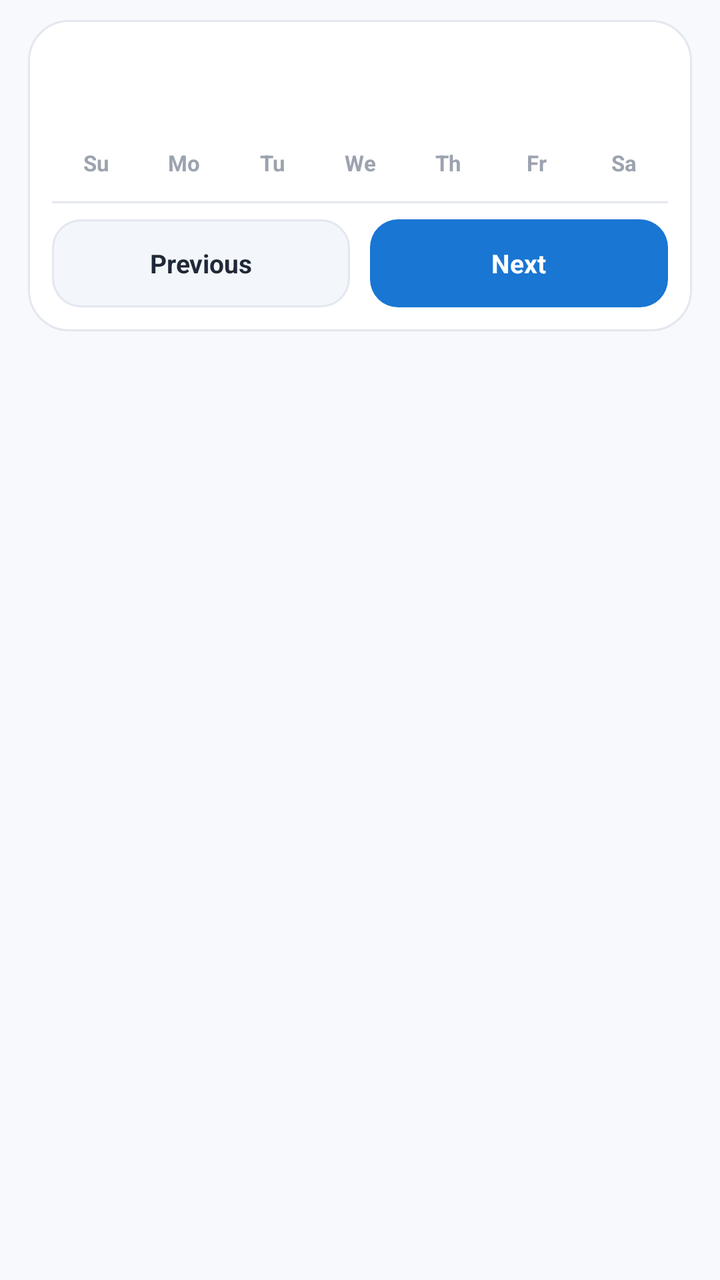
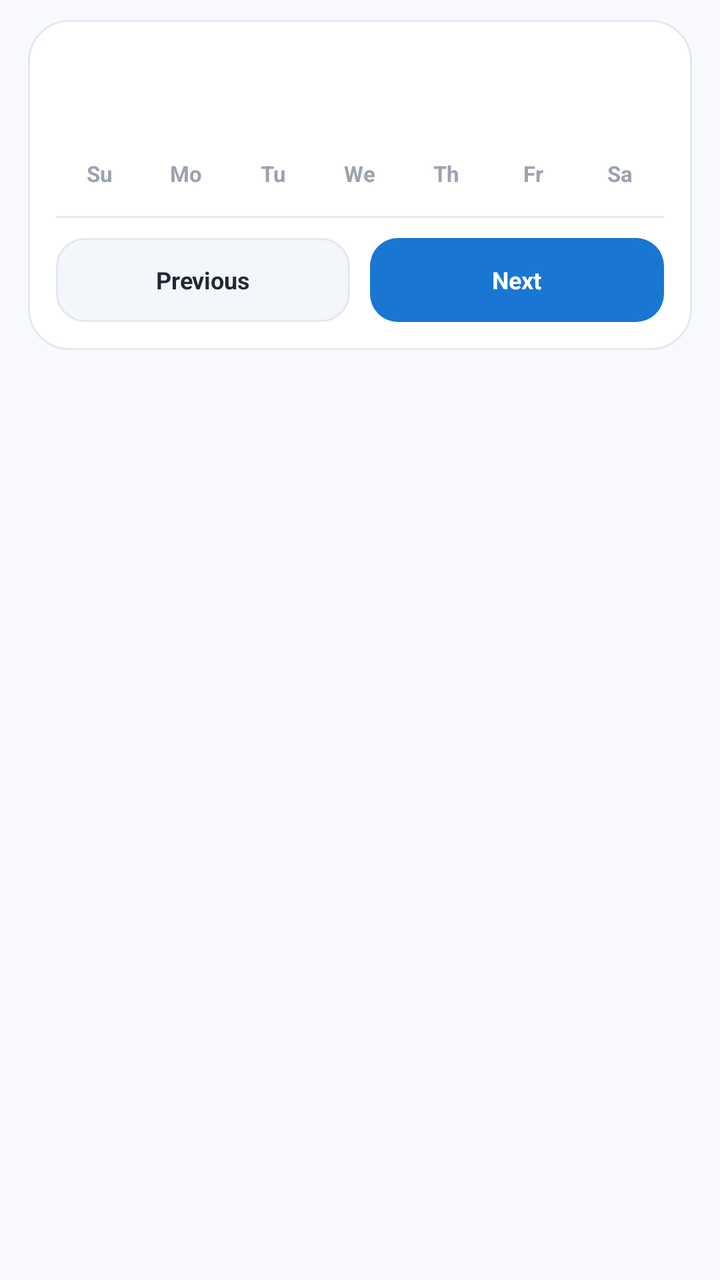

An Android layout rendered at two revisions. The XML below is the earlier revision; the diff shows what the commit changed to produce the second picture.
<!-- AndroidManifest.xml: application theme Theme.MultiCalendar -->
<!-- res/layout/item_calendar_page.xml -->
<?xml version="1.0" encoding="utf-8"?>
<LinearLayout xmlns:android="http://schemas.android.com/apk/res/android"
    android:layout_width="match_parent"
    android:layout_height="match_parent"
    android:orientation="vertical"
    android:paddingHorizontal="14dp"
    android:paddingTop="10dp"
    android:paddingBottom="4dp">

    
    <LinearLayout
        android:layout_width="match_parent"
        android:layout_height="wrap_content"
        android:background="@drawable/card_page"
        android:orientation="vertical"
        android:paddingHorizontal="12dp"
        android:paddingTop="12dp"
        android:paddingBottom="12dp">

        
        <TextView
            android:id="@+id/tvTitle"
            android:layout_width="match_parent"
            android:layout_height="wrap_content"
            android:gravity="center"
            android:textColor="@color/text_primary"
            android:textSize="19sp"
            android:textStyle="bold" />

        <TextView
            android:id="@+id/tvSubTitle"
            android:layout_width="match_parent"
            android:layout_height="wrap_content"
            android:gravity="center"
            android:paddingTop="2dp"
            android:paddingBottom="8dp"
            android:textColor="@color/text_muted"
            android:textSize="12sp" />

        
        <LinearLayout
            android:layout_width="match_parent"
            android:layout_height="wrap_content"
            android:orientation="horizontal"
            android:paddingBottom="4dp"
            android:weightSum="7">

            <TextView android:layout_width="0dp" android:layout_height="wrap_content"
                android:layout_weight="1" android:gravity="center"
                android:text="Su" android:textColor="@color/text_muted"
                android:textSize="11sp" android:textStyle="bold" />
            <TextView android:layout_width="0dp" android:layout_height="wrap_content"
                android:layout_weight="1" android:gravity="center"
                android:text="Mo" android:textColor="@color/text_muted"
                android:textSize="11sp" android:textStyle="bold" />
            <TextView android:layout_width="0dp" android:layout_height="wrap_content"
                android:layout_weight="1" android:gravity="center"
                android:text="Tu" android:textColor="@color/text_muted"
                android:textSize="11sp" android:textStyle="bold" />
            <TextView android:layout_width="0dp" android:layout_height="wrap_content"
                android:layout_weight="1" android:gravity="center"
                android:text="We" android:textColor="@color/text_muted"
                android:textSize="11sp" android:textStyle="bold" />
            <TextView android:layout_width="0dp" android:layout_height="wrap_content"
                android:layout_weight="1" android:gravity="center"
                android:text="Th" android:textColor="@color/text_muted"
                android:textSize="11sp" android:textStyle="bold" />
            <TextView android:layout_width="0dp" android:layout_height="wrap_content"
                android:layout_weight="1" android:gravity="center"
                android:text="Fr" android:textColor="@color/text_muted"
                android:textSize="11sp" android:textStyle="bold" />
            <TextView android:layout_width="0dp" android:layout_height="wrap_content"
                android:layout_weight="1" android:gravity="center"
                android:text="Sa" android:textColor="@color/text_muted"
                android:textSize="11sp" android:textStyle="bold" />

        </LinearLayout>

        
        <androidx.recyclerview.widget.RecyclerView
            android:id="@+id/rvDays"
            android:layout_width="match_parent"
            android:layout_height="wrap_content"
            android:nestedScrollingEnabled="false"
            android:overScrollMode="never" />

        
        <View
            android:layout_width="match_parent"
            android:layout_height="1dp"
            android:layout_marginTop="8dp"
            android:background="@color/border_soft" />

        
        <LinearLayout
            android:layout_width="match_parent"
            android:layout_height="wrap_content"
            android:layout_marginTop="8dp"
            android:orientation="horizontal">

            <TextView
                android:id="@+id/btnPrev"
                android:layout_width="0dp"
                android:layout_height="44dp"
                android:layout_weight="1"
                android:background="@drawable/bg_btn_prev"
                android:clickable="true"
                android:focusable="true"
                android:gravity="center"
                android:text="@string/prev_month"
                android:textColor="@color/text_primary"
                android:textSize="13sp"
                android:textStyle="bold" />

            <Space android:layout_width="10dp" android:layout_height="1dp" />

            <TextView
                android:id="@+id/btnNext"
                android:layout_width="0dp"
                android:layout_height="44dp"
                android:layout_weight="1"
                android:background="@drawable/bg_btn_next"
                android:clickable="true"
                android:focusable="true"
                android:gravity="center"
                android:text="@string/next_month"
                android:textColor="#FFFFFF"
                android:textSize="13sp"
                android:textStyle="bold" />

        </LinearLayout>

    </LinearLayout>

</LinearLayout>
<!-- resources referenced by this layout -->
<resources>
  <color name="border_soft">#FFE3E7EF</color>
  <color name="text_muted">#FF9CA3AF</color>
  <color name="text_primary">#FF1F2937</color>
  <!-- drawable bg_btn_next (drawable) -->
  <?xml version="1.0" encoding="utf-8"?>
  <shape xmlns:android="http://schemas.android.com/apk/res/android"
      android:shape="rectangle">
      <solid android:color="@color/accent_blue" />
      <corners android:radius="14dp" />
  </shape>
  <!-- drawable bg_btn_prev (drawable) -->
  <?xml version="1.0" encoding="utf-8"?>
  <shape xmlns:android="http://schemas.android.com/apk/res/android"
      android:shape="rectangle">
      <solid android:color="#FFF3F6FB" />
      <corners android:radius="14dp" />
      <stroke android:width="1dp" android:color="@color/border_soft" />
  </shape>
  <!-- drawable card_page (drawable) -->
  <?xml version="1.0" encoding="utf-8"?>
  <shape xmlns:android="http://schemas.android.com/apk/res/android"
      android:shape="rectangle">
      <solid android:color="@color/surface_card" />
      <corners android:radius="20dp" />
      <stroke android:width="1dp" android:color="@color/border_soft" />
  </shape>
  <string name="next_month">Next</string>
  <string name="prev_month">Previous</string>
  <style name="Theme.MultiCalendar" parent="Theme.Material3.DayNight.NoActionBar">
          <item name="colorPrimary">@color/accent_blue</item>
          <item name="colorOnPrimary">@color/white</item>
          <item name="android:windowBackground">@color/surface</item>
      </style>
  <color name="accent_blue">#FF1976D2</color>
  <color name="surface_card">#FFFFFFFF</color>
  <color name="white">#FFFFFFFF</color>
  <color name="surface">#FFF8F9FC</color>
</resources>

<!-- the commit's change to res/layout/item_calendar_page.xml (unified diff, before → after) -->
@@ -5,26 +5,24 @@
     android:orientation="vertical"
     android:paddingHorizontal="14dp"
     android:paddingTop="10dp"
-    android:paddingBottom="4dp">
+    android:paddingBottom="6dp">
 
-    
     <LinearLayout
         android:layout_width="match_parent"
         android:layout_height="wrap_content"
         android:background="@drawable/card_page"
         android:orientation="vertical"
-        android:paddingHorizontal="12dp"
-        android:paddingTop="12dp"
-        android:paddingBottom="12dp">
+        android:paddingHorizontal="14dp"
+        android:paddingTop="14dp"
+        android:paddingBottom="14dp">
 
-        
         <TextView
             android:id="@+id/tvTitle"
             android:layout_width="match_parent"
             android:layout_height="wrap_content"
             android:gravity="center"
-            android:textColor="@color/text_primary"
-            android:textSize="19sp"
+            android:textColor="#1F2937"
+            android:textSize="20sp"
             android:textStyle="bold" />
 
         <TextView
@@ -33,50 +31,48 @@
             android:layout_height="wrap_content"
             android:gravity="center"
             android:paddingTop="2dp"
-            android:paddingBottom="8dp"
-            android:textColor="@color/text_muted"
+            android:paddingBottom="10dp"
+            android:textColor="#9CA3AF"
             android:textSize="12sp" />
 
-        
         <LinearLayout
             android:layout_width="match_parent"
             android:layout_height="wrap_content"
             android:orientation="horizontal"
-            android:paddingBottom="4dp"
+            android:paddingBottom="6dp"
             android:weightSum="7">
 
             <TextView android:layout_width="0dp" android:layout_height="wrap_content"
                 android:layout_weight="1" android:gravity="center"
-                android:text="Su" android:textColor="@color/text_muted"
+                android:text="Su" android:textColor="#9CA3AF"
                 android:textSize="11sp" android:textStyle="bold" />
             <TextView android:layout_width="0dp" android:layout_height="wrap_content"
                 android:layout_weight="1" android:gravity="center"
-                android:text="Mo" android:textColor="@color/text_muted"
+                android:text="Mo" android:textColor="#9CA3AF"
                 android:textSize="11sp" android:textStyle="bold" />
             <TextView android:layout_width="0dp" android:layout_height="wrap_content"
                 android:layout_weight="1" android:gravity="center"
-                android:text="Tu" android:textColor="@color/text_muted"
+                android:text="Tu" android:textColor="#9CA3AF"
                 android:textSize="11sp" android:textStyle="bold" />
             <TextView android:layout_width="0dp" android:layout_height="wrap_content"
                 android:layout_weight="1" android:gravity="center"
-                android:text="We" android:textColor="@color/text_muted"
+                android:text="We" android:textColor="#9CA3AF"
                 android:textSize="11sp" android:textStyle="bold" />
             <TextView android:layout_width="0dp" android:layout_height="wrap_content"
                 android:layout_weight="1" android:gravity="center"
-                android:text="Th" android:textColor="@color/text_muted"
+                android:text="Th" android:textColor="#9CA3AF"
                 android:textSize="11sp" android:textStyle="bold" />
             <TextView android:layout_width="0dp" android:layout_height="wrap_content"
                 android:layout_weight="1" android:gravity="center"
-                android:text="Fr" android:textColor="@color/text_muted"
+                android:text="Fr" android:textColor="#9CA3AF"
                 android:textSize="11sp" android:textStyle="bold" />
             <TextView android:layout_width="0dp" android:layout_height="wrap_content"
                 android:layout_weight="1" android:gravity="center"
-                android:text="Sa" android:textColor="@color/text_muted"
+                android:text="Sa" android:textColor="#9CA3AF"
                 android:textSize="11sp" android:textStyle="bold" />
 
         </LinearLayout>
 
-        
         <androidx.recyclerview.widget.RecyclerView
             android:id="@+id/rvDays"
             android:layout_width="match_parent"
@@ -84,40 +80,40 @@
             android:nestedScrollingEnabled="false"
             android:overScrollMode="never" />
 
-        
         <View
             android:layout_width="match_parent"
             android:layout_height="1dp"
             android:layout_marginTop="8dp"
-            android:background="@color/border_soft" />
+            android:background="#E3E7EF" />
 
-        
         <LinearLayout
             android:layout_width="match_parent"
             android:layout_height="wrap_content"
-            android:layout_marginTop="8dp"
+            android:layout_marginTop="10dp"
             android:orientation="horizontal">
 
             <TextView
                 android:id="@+id/btnPrev"
                 android:layout_width="0dp"
-                android:layout_height="44dp"
+                android:layout_height="42dp"
                 android:layout_weight="1"
                 android:background="@drawable/bg_btn_prev"
                 android:clickable="true"
                 android:focusable="true"
                 android:gravity="center"
                 android:text="@string/prev_month"
-                android:textColor="@color/text_primary"
-                android:textSize="13sp"
+                android:textColor="#1F2937"
+                android:textSize="12sp"
                 android:textStyle="bold" />
 
-            <Space android:layout_width="10dp" android:layout_height="1dp" />
+            <Space
+                android:layout_width="10dp"
+                android:layout_height="1dp" />
 
             <TextView
                 android:id="@+id/btnNext"
                 android:layout_width="0dp"
-                android:layout_height="44dp"
+                android:layout_height="42dp"
                 android:layout_weight="1"
                 android:background="@drawable/bg_btn_next"
                 android:clickable="true"
@@ -125,7 +121,7 @@
                 android:gravity="center"
                 android:text="@string/next_month"
                 android:textColor="#FFFFFF"
-                android:textSize="13sp"
+                android:textSize="12sp"
                 android:textStyle="bold" />
 
         </LinearLayout>
<!-- resource entries referenced after the edit -->
@@ -1,41 +1,38 @@
 <!-- resources referenced by this layout -->
 <resources>
-  <color name="border_soft">#FFE3E7EF</color>
-  <color name="text_muted">#FF9CA3AF</color>
-  <color name="text_primary">#FF1F2937</color>
   <!-- drawable bg_btn_next (drawable) -->
   <?xml version="1.0" encoding="utf-8"?>
   <shape xmlns:android="http://schemas.android.com/apk/res/android"
       android:shape="rectangle">
-      <solid android:color="@color/accent_blue" />
+      <solid android:color="#1976D2" />
       <corners android:radius="14dp" />
   </shape>
   <!-- drawable bg_btn_prev (drawable) -->
   <?xml version="1.0" encoding="utf-8"?>
   <shape xmlns:android="http://schemas.android.com/apk/res/android"
       android:shape="rectangle">
-      <solid android:color="#FFF3F6FB" />
+      <solid android:color="#F3F6FB" />
       <corners android:radius="14dp" />
-      <stroke android:width="1dp" android:color="@color/border_soft" />
+      <stroke android:width="1dp" android:color="#E3E7EF" />
   </shape>
   <!-- drawable card_page (drawable) -->
   <?xml version="1.0" encoding="utf-8"?>
   <shape xmlns:android="http://schemas.android.com/apk/res/android"
       android:shape="rectangle">
-      <solid android:color="@color/surface_card" />
+      <solid android:color="#FFFFFF" />
       <corners android:radius="20dp" />
-      <stroke android:width="1dp" android:color="@color/border_soft" />
+      <stroke android:width="1dp" android:color="#E3E7EF" />
   </shape>
   <string name="next_month">Next</string>
   <string name="prev_month">Previous</string>
-  <style name="Theme.MultiCalendar" parent="Theme.Material3.DayNight.NoActionBar">
-          <item name="colorPrimary">@color/accent_blue</item>
-          <item name="colorOnPrimary">@color/white</item>
-          <item name="android:windowBackground">@color/surface</item>
+  <style name="Theme.MultiCalendar" parent="Theme.MaterialComponents.Light.NoActionBar">
+          <item name="colorPrimary">#1976D2</item>
+          <item name="colorPrimaryVariant">#1565C0</item>
+          <item name="colorOnPrimary">#FFFFFF</item>
+          <item name="colorSecondary">#FF5722</item>
+          <item name="colorOnSecondary">#FFFFFF</item>
+          <item name="android:windowBackground">#F8F9FC</item>
+          <item name="android:statusBarColor">#1976D2</item>
       </style>
-  <color name="accent_blue">#FF1976D2</color>
-  <color name="surface_card">#FFFFFFFF</color>
-  <color name="white">#FFFFFFFF</color>
-  <color name="surface">#FFF8F9FC</color>
 </resources>
 
